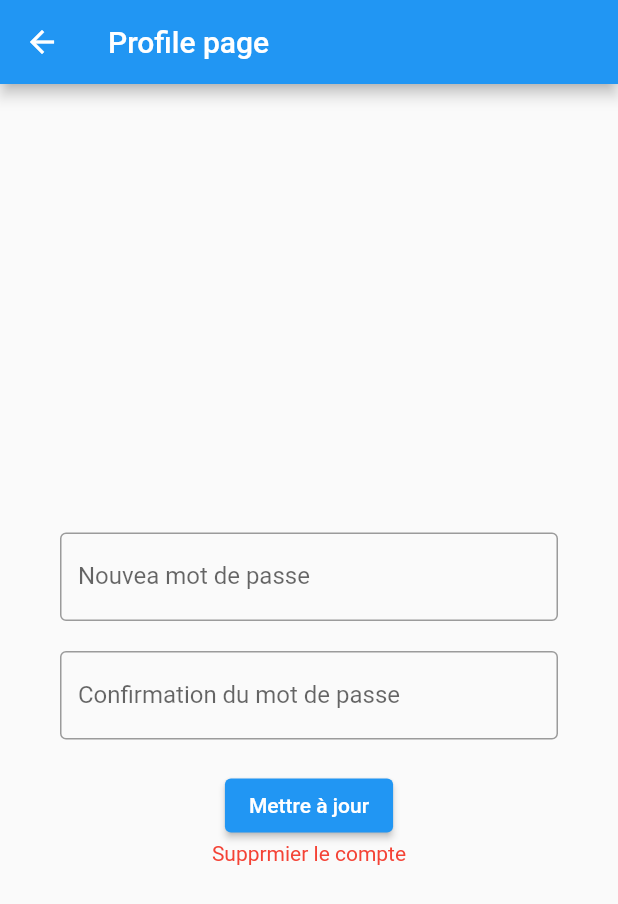
After one commit to sofianefarkhani/Weather, a Flutter app: the screen it shows once a user with an empty profile is signed in, after a tap on the "account circle" icon, on a phone screen of 412 x 824 dp. The commit adds this screen. Shown: the top 904 px of the screen. Run offline on Flutter 3.47's test engine with Material 2 defaults, Android fonts, the phone set to English and light mode, and no system bars; our stand-ins replace cloud_firestore, firebase_auth, firebase_core, get_it, google_maps_flutter, injectable and 1 more; accounts and stored records are empty; statements that could not run were skipped.

Commit message:
feat: gestion du profile utilisateur
L'utilisateur peut :
- modifier son mot de passe
- supprimer son compte

```diff
--- a/lib/ui/content/content_view.dart
+++ b/lib/ui/content/content_view.dart
@@ -14,6 +14,21 @@ class ContentPage extends StatelessWidget {
       viewModelBuilder: () => locator<ContentViewModel>(),
       onModelReady: (model) async => await model.initialize(),
       builder: (context, viewModel, child) => Scaffold(
+        appBar: AppBar(
+          title: const Text("Weather"),
+          actions: [
+            IconButton(
+              onPressed: () {
+                viewModel.logout();
+              },
+              icon: const Icon(Icons.logout),
+            ),
+          ],
+          leading: IconButton(
+            onPressed: () => {viewModel.navigateToProfileView(context)},
+            icon: const Icon(Icons.account_circle_rounded),
+          ),
+        ),
         bottomNavigationBar: BottomNavigationBar(
           onTap: (newIndex) => viewModel.setIndex(newIndex),
           items: const [
--- a/lib/ui/content/content_viewmodel.dart
+++ b/lib/ui/content/content_viewmodel.dart
@@ -1,6 +1,8 @@
+import 'package:flutter/material.dart';
 import 'package:injectable/injectable.dart';
 import 'package:stacked/stacked.dart';
 import 'package:weather/services/authentication_service.dart';
+import 'package:weather/ui/profile/profile_view.dart';
 
 @injectable
 class ContentViewModel extends BaseViewModel {
@@ -23,4 +25,13 @@ class ContentViewModel extends BaseViewModel {
     _currentIndex = newIndex;
     notifyListeners();
   }
+
+  navigateToProfileView(BuildContext context) {
+    Navigator.push(
+      context,
+      MaterialPageRoute<void>(
+        builder: (BuildContext context) => const ProfilePage(),
+      ),
+    );
+  }
 }
--- a/lib/ui/login/login_view.dart
+++ b/lib/ui/login/login_view.dart
@@ -55,7 +55,7 @@ class _LoginPageState extends State<LoginPage> {
                   ),
                   ElevatedButton(
                     onPressed: () => viewModel.login(context),
-                    child: const Text('Submit'),
+                    child: const Text('Connexion'),
                   ),
                   Padding(
                     padding: const EdgeInsets.symmetric(vertical: 40),
--- /dev/null
+++ b/lib/ui/profile/profile_view.dart
@@ -0,0 +1,79 @@
+import 'package:flutter/material.dart';
+import 'package:stacked/stacked.dart';
+import 'package:weather/di/dependency_graph.dart';
+import 'package:weather/services/authentication_service.dart';
+import 'package:weather/ui/profile/profile_viewmodel.dart';
+
+class ProfilePage extends StatefulWidget {
+  const ProfilePage({Key? key}) : super(key: key);
+
+  @override
+  _ProfilePageState createState() => _ProfilePageState();
+}
+
+class _ProfilePageState extends State<ProfilePage> {
+  @override
+  Widget build(BuildContext context) {
+    return ViewModelBuilder<ProfileViewModel>.reactive(
+        viewModelBuilder: () => locator<ProfileViewModel>(),
+        builder: (context, viewModel, child) {
+          return Scaffold(
+            appBar: AppBar(
+              title: const Text("Profile page"),
+            ),
+            body: Center(
+              child: Padding(
+                padding: const EdgeInsets.symmetric(horizontal: 40),
+                child: Column(
+                  mainAxisAlignment: MainAxisAlignment.center,
+                  children: <Widget>[
+                    Text(locator<AuthenticationService>().weatherUser != null
+                        ? locator<AuthenticationService>().weatherUser!.name ??
+                            "N/A"
+                        : "N/A"),
+                    Text(viewModel.displayedError),
+                    Padding(
+                      padding: const EdgeInsets.symmetric(vertical: 20),
+                      child: TextField(
+                        obscureText: true,
+                        controller: viewModel.newPasswordController,
+                        onSubmitted: (value) => viewModel.verifyPassword(value),
+                        decoration: const InputDecoration(
+                          border: OutlineInputBorder(),
+                          labelText: 'Nouvea mot de passe',
+                        ),
+                      ),
+                    ),
+                    Container(
+                      margin: const EdgeInsets.only(bottom: 20),
+                      child: TextField(
+                        obscureText: true,
+                        controller: viewModel.confirmNewPassordController,
+                        onSubmitted: (value) => viewModel.verifyPassword(value),
+                        decoration: const InputDecoration(
+                          border: OutlineInputBorder(),
+                          labelText: 'Confirmation du mot de passe',
+                        ),
+                      ),
+                    ),
+                    ElevatedButton(
+                      onPressed: () => viewModel.updateProfile(context),
+                      child: const Text('Mettre à jour'),
+                    ),
+                    GestureDetector(
+                      onTap: () => viewModel.deleteProfile(context),
+                      child: const Text(
+                        'Supprmier le compte',
+                        style: TextStyle(
+                          color: Colors.red,
+                        ),
+                      ),
+                    ),
+                  ],
+                ),
+              ),
+            ),
+          );
+        });
+  }
+}
--- /dev/null
+++ b/lib/ui/profile/profile_viewmodel.dart
@@ -0,0 +1,82 @@
+import 'package:flutter/material.dart';
+import 'package:injectable/injectable.dart';
+import 'package:stacked/stacked.dart';
+import 'package:weather/services/authentication_service.dart';
+
+@injectable
+class ProfileViewModel extends BaseViewModel {
+  final AuthenticationService _authenticationService;
+  ProfileViewModel(this._authenticationService);
+
+  String _displayedError = "";
+  String get displayedError => _displayedError;
+
+  final TextEditingController _newPasswordController = TextEditingController();
+  TextEditingController get newPasswordController => _newPasswordController;
+
+  final TextEditingController _confirmNewPasswordController =
+      TextEditingController();
+  TextEditingController get confirmNewPassordController =>
+      _confirmNewPasswordController;
+
+  bool verifyPassword(String value) {
+    bool isValid = true;
+
+    if (value.length < 6) {
+      isValid = false;
+      _displayedError = "Ton mot de passe est trop court";
+      notifyListeners();
+    } else {
+      _displayedError = "";
+      notifyListeners();
+    }
+
+    return isValid;
+  }
+
+  updateProfile(BuildContext context) async {
+    if (verifyPassword(_newPasswordController.text) &&
+        verifyPassword(_confirmNewPasswordController.text) &&
+        _newPasswordController.text == _confirmNewPasswordController.text) {
+      await _authenticationService.updatePassword(
+          _newPasswordController.text, context);
+    }
+  }
+
+  deleteProfile(BuildContext context) async => showDialog(
+        context: context,
+        builder: (context) => AlertDialog(
+          title: const Text('Confirmation de suppression'),
+          actions: [
+            TextButton(
+              onPressed: () {
+                Navigator.of(context).pop();
+                displayMessage(context, 'Action annulée');
+              },
+              child: const Text('NON'),
+            ),
+            TextButton(
+              onPressed: () async {
+                await _authenticationService.deleteUser(context);
+                Navigator.of(context).pop();
+                displayMessage(context, "Le compte vient d'être supprimé");
+                Navigator.of(context).pop();
+              },
+              child: const Text('OUI'),
+            ),
+          ],
+        ),
+      );
+
+  displayMessage(BuildContext context, String message) {
+    ScaffoldMessenger.of(context).showSnackBar(
+      SnackBar(
+        content: Text(
+          message,
+          style: const TextStyle(color: Colors.black),
+        ),
+        backgroundColor: Colors.white,
+      ),
+    );
+  }
+}
--- a/lib/ui/register/register_view.dart
+++ b/lib/ui/register/register_view.dart
@@ -65,7 +65,7 @@ class _RegisterPageState extends State<RegisterPage> {
                   ),
                   ElevatedButton(
                     onPressed: () => viewModel.register(context),
-                    child: const Text('Envoyer'),
+                    child: const Text("S'inscrire"),
                   ),
                 ],
               ),
--- a/pubspec.yaml
+++ b/pubspec.yaml
@@ -49,6 +49,7 @@ dependencies:
 
   # Map
   google_maps_flutter: ^2.1.1
+  geolocator: ^8.0.1
 
 dev_dependencies:
   flutter_test:
```
Also changed, not shown: lib/services/authentication_service.dart (+34 -2 lines), lib/di/dependency_graph.config.dart, pubspec.lock, 3 other files.
